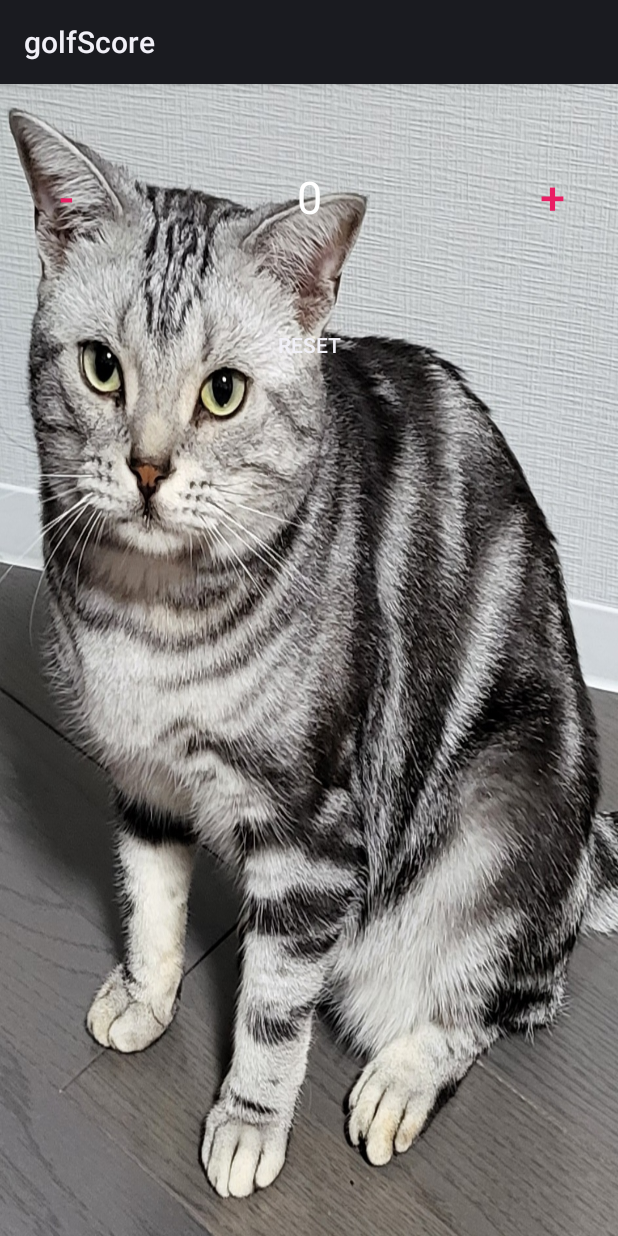
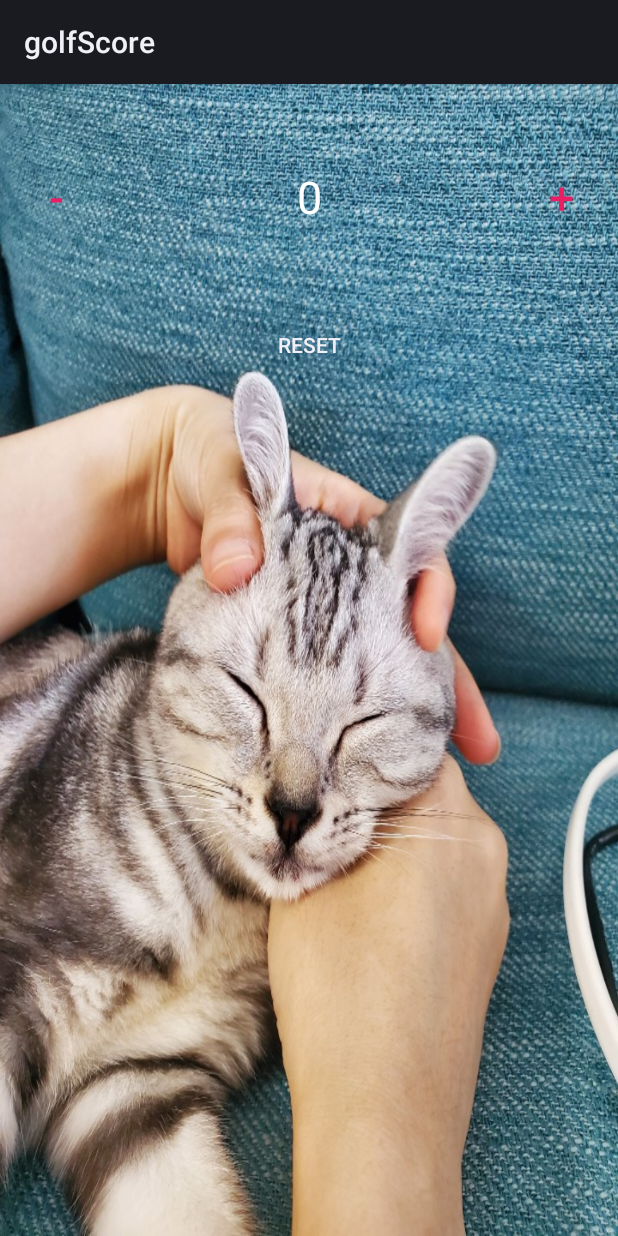
Before and after one commit to SeungHunBaek/watch_golf_score, an Android app: the layout activity_main.xml on its own in the app's theme, with its tools: preview values and no code run, on a phone screen of 412 x 824 dp. Run offline under Robolectric (Android 15) with nearby library versions, the phone set to English and light mode, and no system bars.

Commit message:
이미지추가 및 스코어폰트 수정

```diff
--- a/app/src/main/res/layout/activity_main.xml
+++ b/app/src/main/res/layout/activity_main.xml
@@ -2,12 +2,13 @@
 <LinearLayout xmlns:android="http://schemas.android.com/apk/res/android"
     xmlns:app="http://schemas.android.com/apk/res-auto"
     xmlns:tools="http://schemas.android.com/tools"
+    android:id="@+id/background"
     android:layout_width="match_parent"
     android:layout_height="match_parent"
     android:layout_centerInParent="false"
     android:layout_centerVertical="false"
     android:orientation="vertical"
-    android:background="@drawable/cookie"
+    android:background="@drawable/cnt0"
     android:padding="@dimen/box_inset_layout_padding"
     tools:context=".MainActivity">
 
@@ -18,7 +19,7 @@
 
         <Button
             android:id="@+id/minus"
-            android:layout_width="wrap_content"
+            android:layout_width="75dp"
             android:layout_height="150dp"
             android:background="#00FFFFFF"
             android:text="-"
@@ -38,7 +39,7 @@
 
         <Button
             android:id="@+id/plus"
-            android:layout_width="wrap_content"
+            android:layout_width="75dp"
             android:layout_height="150dp"
             android:background="#00FFFFFF"
             android:text="+"
```
Also changed, not shown: app/src/main/java/com/example/golfScore/MainActivity.kt (+49 -4 lines), app/src/main/res/drawable/cnt0.jpeg (added), app/src/main/res/drawable/cnt1.jpeg (added), app/src/main/res/drawable/cnt10.jpeg (added), app/src/main/res/drawable/cnt3.jpeg (added), app/src/main/res/drawable/cnt4.jpeg (renamed from app/src/main/res/drawable/cookie.jpeg), app/src/main/res/drawable/cnt5.jpeg (added), app/src/main/res/drawable/cnt6.jpeg (added), app/src/main/res/drawable/cnt7.jpeg (added), app/src/main/res/drawable/cnt8.jpeg (added), app/src/main/res/drawable/cnt9.jpeg (added), 1 other file.
